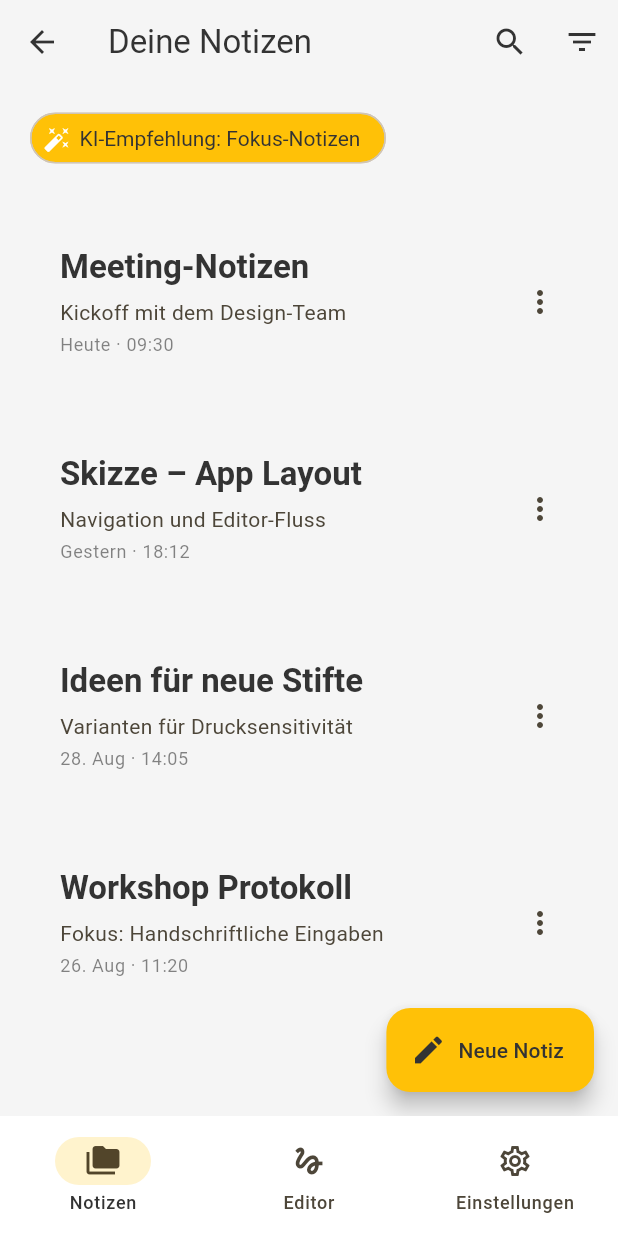
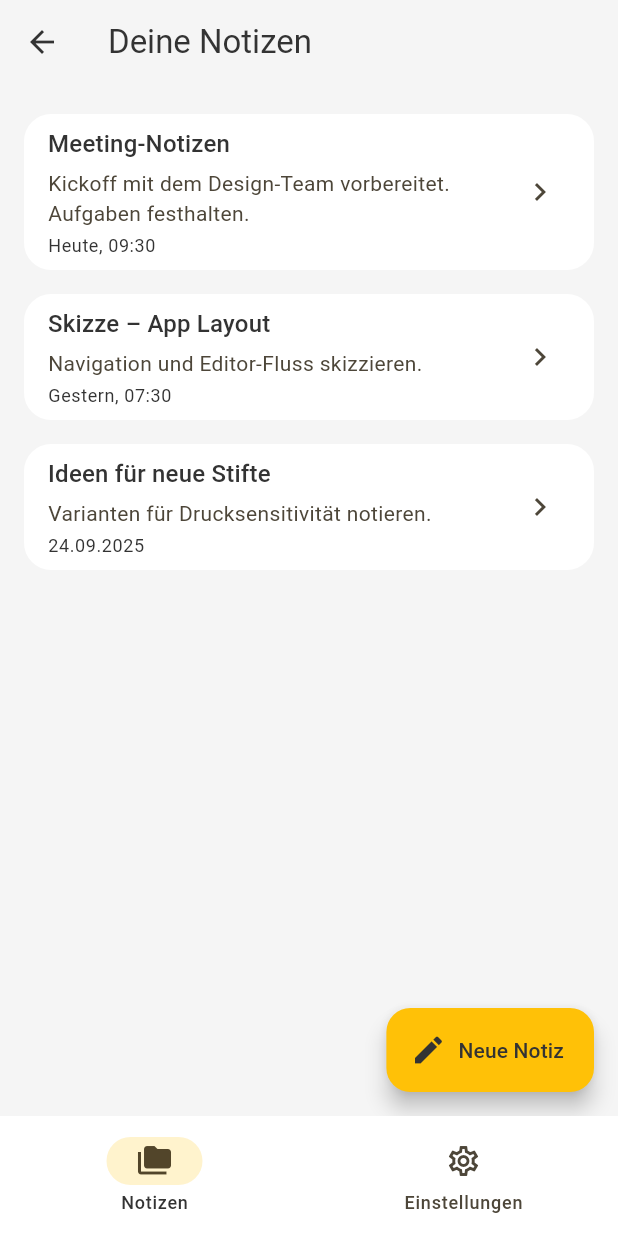
Before and after one commit to PepeDiedrich/Inkpadu, a Flutter app: the screen it shows after launch, after a tap on "Los geht’s", on a phone screen of 412 x 824 dp. Run offline on Flutter 3.47's test engine with Material 3 defaults, Android fonts, the phone set to English and light mode, and no system bars.

Commit message:
Refactor und erweitere die Notiz- und Editor-Funktionalität: - Entferne den Editor von der Hauptnavigation und implementiere eine neue Notiz-Logik. - Füge eine Notizdatenmodellklasse hinzu, um Notizen zu verwalten. - Aktualisiere die Home-Seite, um Notizen anzuzeigen und zu bearbeiten. - Verbessere die Benutzeroberfläche in den Einstellungen und beim Onboarding. - Implementiere Tests für die Notiz- und Home-Seiten.

```diff
--- a/lib/app/shell/presentation/app_shell.dart
+++ b/lib/app/shell/presentation/app_shell.dart
@@ -1,6 +1,5 @@
 import 'package:flutter/material.dart';
 
-import 'package:ai_handwriting_app/features/editor/presentation/editor_page.dart';
 import 'package:ai_handwriting_app/features/home/presentation/home_page.dart';
 import 'package:ai_handwriting_app/features/settings/presentation/settings_page.dart';
 
@@ -18,20 +17,15 @@ class _AppShellState extends State<AppShell> {
 
   static const List<Widget> _pages = <Widget>[
     HomePage(),
-    EditorPage(),
     SettingsPage(),
   ];
 
-  static const List<NavigationDestination> _destinations = <NavigationDestination>[
+  static const List<NavigationDestination> _destinations =
+      <NavigationDestination>[
         NavigationDestination(
           icon: Icon(Icons.folder_copy_outlined),
           selectedIcon: Icon(Icons.folder_copy),
           label: 'Notizen',
-    ),
-    NavigationDestination(
-      icon: Icon(Icons.gesture_outlined),
-      selectedIcon: Icon(Icons.gesture),
-      label: 'Editor',
         ),
         NavigationDestination(
           icon: Icon(Icons.settings_outlined),
@@ -48,10 +42,7 @@ class _AppShellState extends State<AppShell> {
 
   @override
   Widget build(BuildContext context) => Scaffold(
-        body: IndexedStack(
-          index: _currentIndex,
-          children: _pages,
-        ),
+    body: IndexedStack(index: _currentIndex, children: _pages),
     bottomNavigationBar: NavigationBar(
       selectedIndex: _currentIndex,
       destinations: _destinations,
--- a/lib/features/editor/presentation/editor_page.dart
+++ b/lib/features/editor/presentation/editor_page.dart
@@ -1,30 +1,61 @@
 import 'package:flutter/material.dart';
 
-/// Placeholder screen representing the handwriting editor canvas.
-class EditorPage extends StatelessWidget {
+import 'package:ai_handwriting_app/features/notes/domain/note.dart';
+
+/// Minimal text editor for viewing and editing a [Note].
+class EditorPage extends StatefulWidget {
   /// Creates a new [EditorPage].
-  const EditorPage({super.key});
+  const EditorPage({
+    super.key,
+    required this.initialNote,
+    this.isNew = false,
+  });
+
+  /// Note that should be displayed when the editor opens.
+  final Note initialNote;
+
+  /// Indicates whether the editor was opened for a freshly created note.
+  final bool isNew;
+
+  @override
+  State<EditorPage> createState() => _EditorPageState();
+}
+
+class _EditorPageState extends State<EditorPage> {
+  late final TextEditingController _titleController;
+  late final TextEditingController _contentController;
+
+  @override
+  void initState() {
+    super.initState();
+    _titleController = TextEditingController(text: widget.initialNote.title);
+    _contentController = TextEditingController(text: widget.initialNote.content);
+  }
+
+  @override
+  void dispose() {
+    _titleController.dispose();
+    _contentController.dispose();
+    super.dispose();
+  }
+
+  void _saveNote() {
+    final updated = widget.initialNote.copyWith(
+      title: _titleController.text,
+      content: _contentController.text,
+      updatedAt: DateTime.now(),
+    );
+    Navigator.of(context).pop(updated);
+  }
 
   @override
   Widget build(BuildContext context) => Scaffold(
-        backgroundColor: Theme.of(context).colorScheme.surface,
     appBar: AppBar(
-          title: const Text('Notiz bearbeiten'),
+      title: Text(widget.isNew ? 'Neue Notiz' : 'Notiz bearbeiten'),
       actions: [
-            IconButton(
-              onPressed: () {},
-              icon: const Icon(Icons.undo),
-              tooltip: 'Rückgängig',
-            ),
-            IconButton(
-              onPressed: () {},
-              icon: const Icon(Icons.redo),
-              tooltip: 'Wiederholen',
-            ),
-            IconButton(
-              onPressed: () {},
-              icon: const Icon(Icons.ios_share),
-              tooltip: 'Teilen',
+        TextButton(
+          onPressed: _saveNote,
+          child: const Text('Speichern'),
         ),
       ],
     ),
@@ -32,142 +63,31 @@ class EditorPage extends StatelessWidget {
       padding: const EdgeInsets.all(16),
       child: Column(
         children: [
-              const _ToolPalette(),
+          TextField(
+            controller: _titleController,
+            decoration: const InputDecoration(
+              labelText: 'Titel',
+              border: OutlineInputBorder(),
+            ),
+            textInputAction: TextInputAction.next,
+            autofocus: widget.isNew,
+          ),
           const SizedBox(height: 16),
           Expanded(
-                child: Container(
-                  width: double.infinity,
-                  decoration: BoxDecoration(
-                    color: Theme.of(context).colorScheme.surface,
-                    borderRadius: BorderRadius.circular(28),
-                    border: Border.all(
-                      color: Theme.of(context).colorScheme.primary,
-                      width: 2,
+            child: TextField(
+              controller: _contentController,
+              decoration: const InputDecoration(
+                hintText: 'Schreibe deine Notiz...',
+                border: OutlineInputBorder(),
+                alignLabelWithHint: true,
               ),
-                  ),
-                  child: const Center(
-                    child: _CanvasPlaceholderLabel(),
-                  ),
+              keyboardType: TextInputType.multiline,
+              maxLines: null,
+              expands: true,
             ),
           ),
         ],
       ),
     ),
-        bottomNavigationBar: const _BottomToolbar(),
   );
 }
-
-class _CanvasPlaceholderLabel extends StatelessWidget {
-  const _CanvasPlaceholderLabel();
-
-  @override
-  Widget build(BuildContext context) => Text(
-        'Handschriftliche Fläche',
-        style: Theme.of(context).textTheme.titleMedium?.copyWith(
-              fontWeight: FontWeight.w500,
-            ),
-      );
-}
-
-class _ToolPalette extends StatelessWidget {
-  const _ToolPalette();
-
-  static const List<_ToolAction> _tools = [
-    _ToolAction(icon: Icons.brush, label: 'Stift'),
-    _ToolAction(icon: Icons.create, label: 'Füller'),
-    _ToolAction(icon: Icons.format_paint, label: 'Marker'),
-    _ToolAction(icon: Icons.highlight, label: 'Textmarker'),
-    _ToolAction(icon: Icons.pan_tool_alt, label: 'Radierer'),
-  ];
-
-  @override
-  Widget build(BuildContext context) => SizedBox(
-        height: 110,
-        child: ListView.separated(
-          scrollDirection: Axis.horizontal,
-          itemCount: _tools.length,
-          separatorBuilder: (_, __) => const SizedBox(width: 12),
-          itemBuilder: (context, index) {
-            final tool = _tools[index];
-            return Container(
-              width: 90,
-              decoration: BoxDecoration(
-                color: Theme.of(context).cardColor,
-                borderRadius: BorderRadius.circular(20),
-              ),
-              padding: const EdgeInsets.all(12),
-              child: Column(
-                mainAxisAlignment: MainAxisAlignment.center,
-                children: [
-                  Icon(tool.icon,
-                      size: 32, color: Theme.of(context).colorScheme.primary),
-                  const SizedBox(height: 12),
-                  Text(
-                    tool.label,
-                    textAlign: TextAlign.center,
-                    style: Theme.of(context).textTheme.bodySmall,
-                  ),
-                ],
-              ),
-            );
-          },
-        ),
-      );
-}
-
-class _ToolAction {
-  const _ToolAction({
-    required this.icon,
-    required this.label,
-  });
-
-  final IconData icon;
-  final String label;
-}
-
-class _BottomToolbar extends StatelessWidget {
-  const _BottomToolbar();
-
-  @override
-  Widget build(BuildContext context) => BottomAppBar(
-        color: Theme.of(context).colorScheme.surface,
-        child: const Padding(
-          padding: EdgeInsets.symmetric(horizontal: 24, vertical: 16),
-          child: Row(
-            mainAxisAlignment: MainAxisAlignment.spaceBetween,
-            children: [
-              _ToolbarButton(icon: Icons.edit_note, label: 'Seiten'),
-              _ToolbarButton(icon: Icons.layers_clear, label: 'Ebenen'),
-              _ToolbarButton(icon: Icons.color_lens, label: 'Farben'),
-              _ToolbarButton(icon: Icons.settings, label: 'Werkzeuge'),
-            ],
-          ),
-        ),
-      );
-}
-
-class _ToolbarButton extends StatelessWidget {
-  const _ToolbarButton({
-    required this.icon,
-    required this.label,
-  });
-
-  final IconData icon;
-  final String label;
-
-  @override
-  Widget build(BuildContext context) => Column(
-        mainAxisSize: MainAxisSize.min,
-        children: [
-          Icon(icon, color: Theme.of(context).colorScheme.primary),
-          const SizedBox(height: 6),
-          Text(
-            label,
-            style: Theme.of(context)
-                .textTheme
-                .labelMedium
-                ?.copyWith(fontWeight: FontWeight.w500),
-          ),
-        ],
-      );
-}
--- a/lib/features/home/presentation/home_page.dart
+++ b/lib/features/home/presentation/home_page.dart
@@ -1,137 +1,156 @@
 import 'package:flutter/material.dart';
 
-import 'package:ai_handwriting_app/app/theme/app_colors.dart';
+import 'package:ai_handwriting_app/features/editor/presentation/editor_page.dart';
+import 'package:ai_handwriting_app/features/notes/domain/note.dart';
 
-/// Placeholder page representing the handwritten file manager view.
-class HomePage extends StatelessWidget {
+/// Displays the list of saved notes and routes to the editor.
+class HomePage extends StatefulWidget {
   /// Creates a new [HomePage].
   const HomePage({super.key});
 
-  static const List<_NotePreview> _notes = [
-    _NotePreview(
+  @override
+  State<HomePage> createState() => _HomePageState();
+}
+
+class _HomePageState extends State<HomePage> {
+  late List<Note> _notes;
+
+  @override
+  void initState() {
+    super.initState();
+    _notes = _initialNotes();
+  }
+
+  List<Note> _initialNotes() {
+    final now = DateTime.now();
+    final notes = <Note>[
+      Note(
+        id: '1',
         title: 'Meeting-Notizen',
-      subtitle: 'Kickoff mit dem Design-Team',
-      timestamp: 'Heute · 09:30',
+        content: 'Kickoff mit dem Design-Team vorbereitet. Aufgaben festhalten.',
+        updatedAt: now.subtract(const Duration(hours: 1)),
       ),
-    _NotePreview(
+      Note(
+        id: '2',
         title: 'Skizze – App Layout',
-      subtitle: 'Navigation und Editor-Fluss',
-      timestamp: 'Gestern · 18:12',
+        content: 'Navigation und Editor-Fluss skizzieren.',
+        updatedAt: now.subtract(const Duration(days: 1, hours: 3)),
       ),
-    _NotePreview(
+      Note(
+        id: '3',
         title: 'Ideen für neue Stifte',
-      subtitle: 'Varianten für Drucksensitivität',
-      timestamp: '28. Aug · 14:05',
-    ),
-    _NotePreview(
-      title: 'Workshop Protokoll',
-      subtitle: 'Fokus: Handschriftliche Eingaben',
-      timestamp: '26. Aug · 11:20',
+        content: 'Varianten für Drucksensitivität notieren.',
+        updatedAt: now.subtract(const Duration(days: 3)),
       ),
     ];
+    notes.sort((a, b) => b.updatedAt.compareTo(a.updatedAt));
+    return notes;
+  }
+
+  Future<void> _openEditor(Note note, {required bool isNew}) async {
+    final result = await Navigator.of(context).push<Note>(
+      MaterialPageRoute(
+        builder: (context) => EditorPage(initialNote: note, isNew: isNew),
+      ),
+    );
+
+    if (!mounted || result == null) {
+      return;
+    }
+
+    if (isNew && result.title.trim().isEmpty && result.content.trim().isEmpty) {
+      return;
+    }
+
+    setState(() {
+      final updated = List<Note>.from(_notes);
+      final existingIndex =
+          updated.indexWhere((item) => item.id == result.id);
+
+      if (existingIndex >= 0) {
+        updated[existingIndex] = result;
+      } else {
+        updated.add(result);
+      }
+
+      updated.sort((a, b) => b.updatedAt.compareTo(a.updatedAt));
+      _notes = updated;
+    });
+  }
+
+  Future<void> _createNote() => _openEditor(Note.empty(), isNew: true);
+
+  Future<void> _editExisting(Note note) => _openEditor(note, isNew: false);
+
+  String _formatTimestamp(DateTime timestamp) {
+    final now = DateTime.now();
+    final difference = now.difference(timestamp);
+
+    if (difference.inDays == 0) {
+      return 'Heute, ${timestamp.hour.toString().padLeft(2, '0')}:${timestamp.minute.toString().padLeft(2, '0')}';
+    }
+
+    if (difference.inDays == 1) {
+      return 'Gestern, ${timestamp.hour.toString().padLeft(2, '0')}:${timestamp.minute.toString().padLeft(2, '0')}';
+    }
+
+    final day = timestamp.day.toString().padLeft(2, '0');
+    final month = timestamp.month.toString().padLeft(2, '0');
+    return '$day.$month.${timestamp.year}';
+  }
 
   @override
   Widget build(BuildContext context) => Scaffold(
-        backgroundColor: Theme.of(context).colorScheme.surface,
     appBar: AppBar(
       title: const Text('Deine Notizen'),
-          centerTitle: false,
-          actions: [
-            IconButton(
-              onPressed: () {},
-              icon: const Icon(Icons.search),
-            ),
-            IconButton(
-              onPressed: () {},
-              icon: const Icon(Icons.filter_list),
-            ),
-          ],
     ),
     floatingActionButton: FloatingActionButton.extended(
-          onPressed: () {},
+      onPressed: _createNote,
       icon: const Icon(Icons.create),
       label: const Text('Neue Notiz'),
     ),
     body: Padding(
-          padding: const EdgeInsets.symmetric(horizontal: 20, vertical: 12),
-          child: Column(
-            crossAxisAlignment: CrossAxisAlignment.start,
-            children: [
-              Chip(
-                avatar: const Icon(Icons.auto_fix_high, color: Colors.white),
-                label: const Text('KI-Empfehlung: Fokus-Notizen'),
-                backgroundColor: Theme.of(context).colorScheme.primary,
-                labelStyle: const TextStyle(color: AppColors.darkText),
-              ),
-              const SizedBox(height: 16),
-              Expanded(
-                child: ListView.builder(
+      padding: const EdgeInsets.symmetric(horizontal: 16, vertical: 12),
+      child: _notes.isEmpty
+          ? const Center(
+            child: Text('Noch keine Notizen. Starte mit einer neuen.'),
+          )
+          : ListView.builder(
             itemCount: _notes.length,
             itemBuilder: (context, index) {
               final note = _notes[index];
               return Card(
                 elevation: 0,
-                      color: Theme.of(context).cardColor,
                 shape: RoundedRectangleBorder(
-                        borderRadius: BorderRadius.circular(20),
+                  borderRadius: BorderRadius.circular(18),
                 ),
                 margin: const EdgeInsets.symmetric(vertical: 8),
                 child: ListTile(
-                        contentPadding: const EdgeInsets.symmetric(
-                          horizontal: 20,
-                          vertical: 16,
-                        ),
                   title: Text(
-                          note.title,
-                          style: Theme.of(context)
-                              .textTheme
-                              .titleLarge
-                              ?.copyWith(fontWeight: FontWeight.w600),
+                    note.displayTitle,
+                    style: Theme.of(context).textTheme.titleMedium,
                   ),
                   subtitle: Padding(
-                          padding: const EdgeInsets.only(top: 6),
+                    padding: const EdgeInsets.only(top: 4),
                     child: Column(
                       crossAxisAlignment: CrossAxisAlignment.start,
                       mainAxisSize: MainAxisSize.min,
                       children: [
-                              Text(note.subtitle),
+                        Text(note.preview),
                         const SizedBox(height: 4),
                         Text(
-                                note.timestamp,
-                                style: Theme.of(context)
-                                    .textTheme
-                                    .bodySmall
-                                    ?.copyWith(
-                                      color: Theme.of(context)
-                                          .colorScheme
-                                          .onSurface
-                                          .withValues(alpha: 0.6),
-                                    ),
+                          _formatTimestamp(note.updatedAt),
+                          style: Theme.of(context).textTheme.bodySmall,
                         ),
                       ],
                     ),
                   ),
-                        trailing: const Icon(Icons.more_vert),
-                        onTap: () {},
+                  trailing: const Icon(Icons.chevron_right),
+                  onTap: () => _editExisting(note),
                 ),
               );
             },
           ),
     ),
-            ],
-          ),
-        ),
   );
 }
-
-class _NotePreview {
-  const _NotePreview({
-    required this.title,
-    required this.subtitle,
-    required this.timestamp,
-  });
-
-  final String title;
-  final String subtitle;
-  final String timestamp;
-}
--- /dev/null
+++ b/lib/features/notes/domain/note.dart
@@ -0,0 +1,56 @@
+import 'package:flutter/foundation.dart';
+
+/// Simple data model representing a text based note.
+@immutable
+class Note {
+  /// Creates a new [Note].
+  const Note({
+    required this.id,
+    required this.title,
+    required this.content,
+    required this.updatedAt,
+  });
+
+  /// Unique identifier for the note.
+  final String id;
+
+  /// Display title.
+  final String title;
+
+  /// Full note body text.
+  final String content;
+
+  /// Timestamp of the last modification.
+  final DateTime updatedAt;
+
+  /// Returns a new [Note] with updated values.
+  Note copyWith({
+    String? title,
+    String? content,
+    DateTime? updatedAt,
+  }) => Note(
+    id: id,
+    title: title ?? this.title,
+    content: content ?? this.content,
+    updatedAt: updatedAt ?? this.updatedAt,
+  );
+
+  /// Helper creating an empty note template with unique id.
+  factory Note.empty() {
+    final now = DateTime.now();
+    return Note(
+      id: now.microsecondsSinceEpoch.toString(),
+      title: '',
+      content: '',
+      updatedAt: now,
+    );
+  }
+
+  /// Derived title that always contains a readable default.
+  String get displayTitle => title.trim().isEmpty ? 'Unbenannte Notiz' : title.trim();
+
+  /// First line to use as preview subtitle.
+  String get preview => content.trim().isEmpty
+      ? 'Noch keine Inhalte'
+      : content.trim().split('\n').first;
+}
```
Also changed, not shown: lib/features/onboarding/presentation/onboarding_page.dart (+4 -6 lines), lib/features/settings/presentation/settings_page.dart (+9 -19 lines), lib/main.dart (indentation only), 3 other files. Lines whose indentation alone changed are shown as unchanged.
